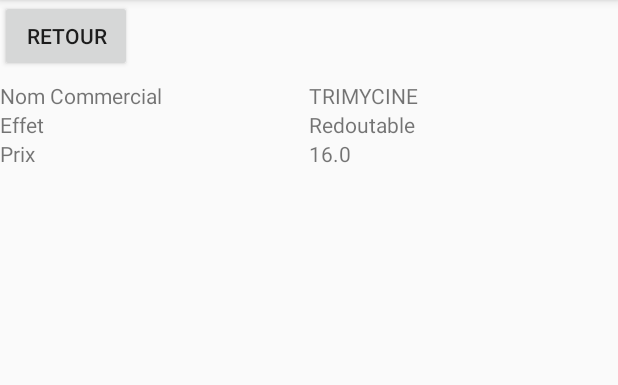
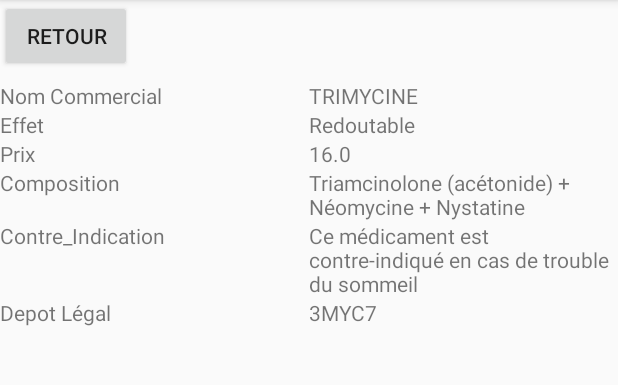
Before and after one commit to JulienS69/Ma_Premiere_Application_Android, an Android app: the ListeMedicamentsActivity screen opened directly, with no data from a screen before it, after a tap on "TRIMYCINE", on a phone screen of 412 x 824 dp, the part 84-469 px from its top. Run offline under Robolectric (Android 15) with nearby library versions, the light colour scheme and no system bars.

Commit message:
TP5-1ère_Partie

```diff
--- a/app/src/main/java/com/example/gsbvisite/modele/Dal.java
+++ b/app/src/main/java/com/example/gsbvisite/modele/Dal.java
@@ -26,6 +26,8 @@ public class Dal {
         createDb = new GsbDb(context, dbNom, null,version);
         db = createDb.getWritableDatabase();
         db.execSQL("DROP TABLE IF EXISTS medicament");
+        db.execSQL("DROP TABLE IF EXISTS praticien");
+        db.execSQL("DROP TABLE IF EXISTS rendezVous");
         createDb.onCreate(db);
     }
     //endregion
--- a/app/src/main/java/com/example/gsbvisite/modele/Medicament.java
+++ b/app/src/main/java/com/example/gsbvisite/modele/Medicament.java
@@ -114,7 +114,6 @@ public class Medicament implements Parcelable {
         dest.writeString(getEffet());
         dest.writeString(getContreindic());
         dest.writeDouble(getMPrixEchant());
-
     }
 
     //endregion
--- a/app/src/main/java/com/example/gsbvisite/modele/MedicamentDAO.java
+++ b/app/src/main/java/com/example/gsbvisite/modele/MedicamentDAO.java
@@ -26,6 +26,7 @@ public class MedicamentDAO {
      * C du Crud.
      */
     public void create() {
+        if (read().size() == 0){
         db = dal.getCreateDb().getWritableDatabase();
         String req = "insert into medicament values ("
                 + "'3MYC7',"
@@ -51,6 +52,7 @@ public class MedicamentDAO {
                 + "'Ce médicament est contre-indiqué en cas de trouble du sommeil',"
                 + "35)";
         db.execSQL(req);
+        }
     }
 
     /**
--- a/app/src/main/java/com/example/gsbvisite/view/DetailMedicamentActivity.java
+++ b/app/src/main/java/com/example/gsbvisite/view/DetailMedicamentActivity.java
@@ -14,6 +14,9 @@ public class DetailMedicamentActivity extends AppCompatActivity {
     private TextView txtCommercial;
     private TextView txtEffet;
     private TextView txtPrix;
+    private TextView txtComposition;
+    private TextView txtContreIndic;
+    private TextView txtDepotLegal;
 
 
     @Override
@@ -23,6 +26,9 @@ public class DetailMedicamentActivity extends AppCompatActivity {
         txtCommercial = (TextView) this.findViewById(R.id.txtCommercial);
         txtEffet = (TextView) this.findViewById(R.id.txtEffet);
         txtPrix = (TextView) this.findViewById(R.id.txtPrix);
+        txtComposition = (TextView) this.findViewById(R.id.txtComposition);
+        txtContreIndic = (TextView) this.findViewById(R.id.txtContreIndic);
+        txtDepotLegal = (TextView) this.findViewById(R.id.txtDepotLegal);
         Medicament medicament = getIntent().getParcelableExtra("medicament");
        // txtCommercial.setText(this.getIntent().getExtras().getString("nom"));
        // txtEffet.setText(this.getIntent().getExtras().getString("effet"));
@@ -32,6 +38,9 @@ public class DetailMedicamentActivity extends AppCompatActivity {
         txtEffet.setText(medicament.getEffet());
         Double prix = medicament.getMPrixEchant();
         txtPrix.setText(prix.toString());
+        txtComposition.setText(medicament.getMComposition());
+        txtContreIndic.setText(medicament.getContreindic());
+        txtDepotLegal.setText(medicament.getMDepotLegal());
         gestionClic();
     }
 
--- a/app/src/main/java/com/example/gsbvisite/view/MedicamentListAdapter.java
+++ b/app/src/main/java/com/example/gsbvisite/view/MedicamentListAdapter.java
@@ -76,6 +76,9 @@ public class MedicamentListAdapter extends BaseAdapter {
             holder.txtNomCommercial = (TextView) convertView.findViewById(R.id.txtNomCommercial);
             holder.txtEffet = (TextView) convertView.findViewById(R.id.txtEffet);
             holder.txtPrix = (TextView) convertView.findViewById(R.id.txtPrix);
+            holder.txtComposition = (TextView) convertView.findViewById(R.id.txtComposition);
+            holder.txtContreIndic = (TextView) convertView.findViewById(R.id.txtContreIndic);
+            holder.txtDepotLegal = (TextView) convertView.findViewById(R.id.txtDepotLegal);
             // affecter le holder à la vue
             convertView.setTag(holder);
         }
@@ -87,6 +90,9 @@ public class MedicamentListAdapter extends BaseAdapter {
         holder.txtNomCommercial.setText(lesmedicaments.get(position).getMNomCommercial());
         holder.txtEffet.setText(lesmedicaments.get(position).getEffet());
         holder.txtPrix.setText(lesmedicaments.get(position).getMPrixEchant().toString());
+        holder.txtComposition.setText(lesmedicaments.get(position).getMComposition());
+        holder.txtContreIndic.setText(lesmedicaments.get(position).getContreindic());
+        holder.txtDepotLegal.setText(lesmedicaments.get(position).getMDepotLegal());
 
         return convertView;
     }
@@ -97,6 +103,9 @@ public class MedicamentListAdapter extends BaseAdapter {
         TextView txtNomCommercial;
         TextView txtEffet;
         TextView txtPrix;
+        TextView txtComposition;
+        TextView txtContreIndic;
+        TextView txtDepotLegal;
 
     }
 }
--- a/app/src/main/res/layout/activity_detail_medicament.xml
+++ b/app/src/main/res/layout/activity_detail_medicament.xml
@@ -63,6 +63,47 @@
                         android:layout_width="0dp"
                         android:layout_height="wrap_content" android:id="@+id/txtPrix" android:layout_weight="1"/>
             </LinearLayout>
+            <LinearLayout
+                    android:orientation="horizontal"
+                    android:layout_width="match_parent"
+                    android:layout_height="wrap_content">
+                <TextView
+                        android:text="Composition"
+                        android:layout_width="0dp"
+                        android:layout_height="wrap_content" android:id="@+id/textView" android:layout_weight="1"/>
+                <TextView
+                        android:text="TextView"
+                        android:layout_width="0dp"
+                        android:layout_height="wrap_content" android:id="@+id/txtComposition"
+                        android:layout_weight="1"/>
+            </LinearLayout>
+            <LinearLayout
+                    android:orientation="horizontal"
+                    android:layout_width="match_parent"
+                    android:layout_height="wrap_content">
+                <TextView
+                        android:text="Contre_Indication"
+                        android:layout_width="0dp"
+                        android:layout_height="wrap_content" android:id="@+id/textView4" android:layout_weight="1"/>
+                <TextView
+                        android:text="TextView"
+                        android:layout_width="0dp"
+                        android:layout_height="wrap_content" android:id="@+id/txtContreIndic"
+                        android:layout_weight="1"/>
+            </LinearLayout>
+            <LinearLayout
+                    android:orientation="horizontal"
+                    android:layout_width="match_parent"
+                    android:layout_height="wrap_content">
+                <TextView
+                        android:text="Depot Légal"
+                        android:layout_width="0dp"
+                        android:layout_height="wrap_content" android:id="@+id/textView6" android:layout_weight="1"/>
+                <TextView
+                        android:text="TextView"
+                        android:layout_width="0dp"
+                        android:layout_height="wrap_content" android:id="@+id/txtDepotLegal" android:layout_weight="1"/>
+            </LinearLayout>
         </LinearLayout>
     </LinearLayout>
 </androidx.constraintlayout.widget.ConstraintLayout>
--- a/app/src/main/res/layout/activity_listemedicaments.xml
+++ b/app/src/main/res/layout/activity_listemedicaments.xml
@@ -31,9 +31,10 @@
                 <TextView
                         android:layout_width="wrap_content"
                         android:layout_height="wrap_content"
-                        android:id="@+id/txtView" android:text="Nom - Effet - Prix"
+                        android:id="@+id/txtView"
+                        android:text="Nom - Effet - Prix - Composition - Contre Indication - Depôt Legal"
                         android:textStyle="bold"
-                        android:textSize="25sp"
+                        android:textSize="12sp"
                         android:layout_gravity="center|center_horizontal|center_vertical"/>
                 <ListView
                         android:layout_width="match_parent"
```
Also changed, not shown: app/src/main/java/com/example/gsbvisite/modele/GsbDb.java (+22 -0 lines), app/src/main/res/layout/layout_list_medicament.xml (+27 -0 lines).
